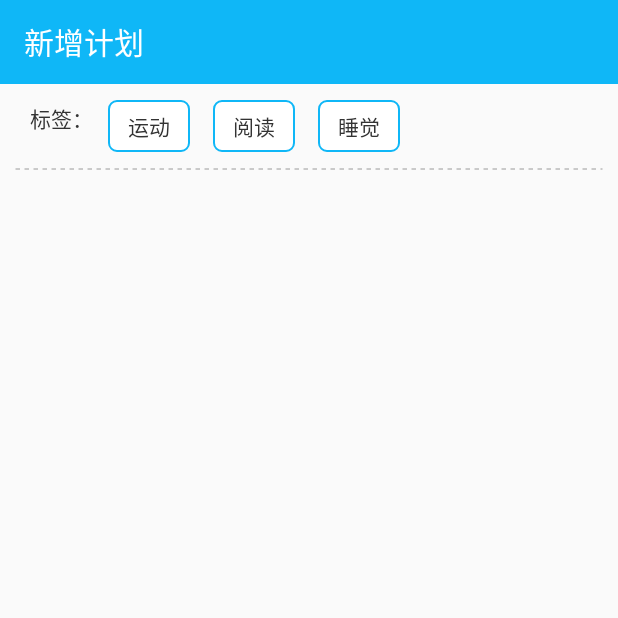
After one commit to wobushixianyu/TimeCard, an Android app: the AddScheduleActivity screen opened directly, with no data from a screen before it, on a phone screen of 412 x 824 dp, the top half of it. The commit adds this screen. Run offline under Robolectric (Android 15) with nearby library versions, the phone set to English and light mode, and no system bars; our stand-ins replace ButterKnife.

Commit message:
新增添加日程的界面

```diff
--- a/app/src/main/java/com/david/timecard/MainActivity.java
+++ b/app/src/main/java/com/david/timecard/MainActivity.java
@@ -1,5 +1,6 @@
 package com.david.timecard;
 
+import android.content.Intent;
 import android.os.Bundle;
 import android.support.annotation.NonNull;
 import android.support.design.widget.BottomNavigationView;
@@ -7,6 +8,7 @@ import android.support.v4.app.FragmentManager;
 import android.support.v4.app.FragmentTransaction;
 import android.view.MenuItem;
 
+import com.david.timecard.activity.AddScheduleActivity;
 import com.david.timecard.fragment.ScheduleFragment;
 
 import butterknife.BindView;
@@ -59,6 +61,8 @@ public class MainActivity extends BaseActivity implements BottomNavigationView.O
                 setFragment(PageType.schedule);
                 return true;
             case R.id.navigation_add:
+                Intent intent = new Intent(this, AddScheduleActivity.class);
+                startActivity(intent);
                 return true;
             case R.id.navigation_look:
                 return true;
--- /dev/null
+++ b/app/src/main/java/com/david/timecard/activity/AddScheduleActivity.java
@@ -0,0 +1,68 @@
+package com.david.timecard.activity;
+
+import android.content.res.ColorStateList;
+import android.graphics.Bitmap;
+import android.graphics.drawable.BitmapDrawable;
+import android.os.Bundle;
+import android.support.annotation.NonNull;
+import android.support.v7.widget.AppCompatTextView;
+import android.support.v7.widget.Toolbar;
+import android.view.Gravity;
+import android.widget.RadioButton;
+
+import com.david.timecard.BaseActivity;
+import com.david.timecard.R;
+import com.david.timecard.widget.FlowRadioGroup;
+
+import butterknife.BindView;
+import butterknife.ButterKnife;
+
+public class AddScheduleActivity extends BaseActivity {
+
+    @BindView(R.id.toolbar)
+    Toolbar mToolbar;
+    @BindView(R.id.add_flag)
+    AppCompatTextView mAddFlag;
+    @BindView(R.id.flow_rgp)
+    FlowRadioGroup mFlowRgp;
+
+    @Override
+    protected void onCreate(Bundle savedInstanceState) {
+        super.onCreate(savedInstanceState);
+        setContentView(R.layout.activity_add_schedule);
+        ButterKnife.bind(this);
+        mToolbar.setTitle("新增计划");
+
+        initView();
+    }
+
+    private void initView() {
+        mFlowRgp.addView(getRadioButton("运动", 1));
+        mFlowRgp.addView(getRadioButton("阅读", 2));
+        mFlowRgp.addView(getRadioButton("睡觉", 3));
+    }
+
+    /**
+     * 动态生成radiobutton的一些属性的初始化操作
+     *
+     * @param name radiobutton的名称
+     * @param type   radiobutton的类型
+     * @return 一个实例化的radiobutton对象
+     */
+    @NonNull
+    private RadioButton getRadioButton(String name, int type) {
+        RadioButton rbt = new RadioButton(this);
+        rbt.setButtonDrawable(null);
+        rbt.setBackground(getDrawable(R.drawable.radio_button_selector_bg));
+        //设置radiobutton在不同的状态下文本的颜色，先获取自定义的颜色状态列表，
+        // 在res/color/button_text_color.xml下设置
+        ColorStateList stateList = getColorStateList(R.color.button_text_color);
+        rbt.setTextColor(stateList);
+        rbt.setPadding(20, 10, 20, 10);
+        rbt.setGravity(Gravity.CENTER);
+        rbt.setText(name);
+        rbt.setSingleLine();
+        rbt.setTag(type);
+        return rbt;
+    }
+}
--- a/app/src/main/java/com/david/timecard/adapter/ScheduleAdapter.java
+++ b/app/src/main/java/com/david/timecard/adapter/ScheduleAdapter.java
@@ -33,7 +33,7 @@ public class ScheduleAdapter extends BaseQuickAdapter<ScheduleBean, BaseViewHold
         helper.setText(R.id.tv_content, item.getTask());
         helper.setText(R.id.tv_time, item.getTime());
         Context context = helper.itemView.getContext();
-        /*switch (item.getType()) {
+        switch (item.getType()) {
             case 1:
                 if (readBookBg == null) {
                     readBookBg = context.getDrawable(R.drawable.read_book_bg);
@@ -66,7 +66,7 @@ public class ScheduleAdapter extends BaseQuickAdapter<ScheduleBean, BaseViewHold
                 break;
             default:
                 break;
-        }*/
+        }
 
         switch (item.getHintType()) {
             case 0:
--- /dev/null
+++ b/app/src/main/java/com/david/timecard/utils/TCUtils.java
@@ -0,0 +1,17 @@
+package com.david.timecard.utils;
+
+import android.content.Context;
+
+public class TCUtils {
+    //将dp转换为px
+    public static int dip2px(Context context, float dipValue) {
+        final float scale = context.getResources().getDisplayMetrics().density;
+        return (int) (dipValue * scale + 0.5f);
+    }
+
+    //将px转换为dp
+    public static int px2dip(Context context, float pxValue) {
+        final float scale = context.getResources().getDisplayMetrics().density;
+        return (int) (pxValue / scale + 0.5f);
+    }
+}
--- /dev/null
+++ b/app/src/main/java/com/david/timecard/widget/FlowRadioGroup.java
@@ -0,0 +1,80 @@
+package com.david.timecard.widget;
+
+import android.content.Context;
+import android.util.AttributeSet;
+import android.view.View;
+import android.widget.RadioGroup;
+import com.david.timecard.utils.TCUtils;
+
+/**
+ * 流式布局的RadioGroup
+ */
+public class FlowRadioGroup extends RadioGroup {
+    private Context mContext;
+
+    public FlowRadioGroup(Context context) {
+        super(context);
+        this.mContext = context;
+    }
+
+    public FlowRadioGroup(Context context, AttributeSet attrs) {
+        super(context, attrs);
+        this.mContext = context;
+    }
+
+    @Override
+    protected void onMeasure(int widthMeasureSpec, int heightMeasureSpec) {
+        int maxWidth = MeasureSpec.getSize(widthMeasureSpec);
+        int childCount = getChildCount();
+        int x = 0;
+        int y = 0;
+        int row = 0;
+
+        for (int index = 0; index < childCount; index++) {
+            final View child = getChildAt(index);
+            if (child.getVisibility() != View.GONE) {
+                child.measure(MeasureSpec.UNSPECIFIED, MeasureSpec.UNSPECIFIED);
+                // 此处增加onlayout中的换行判断，用于计算所需的高度
+                int width = child.getMeasuredWidth();
+                int height = child.getMeasuredHeight() + TCUtils.dip2px(mContext, 5);
+                x += width + TCUtils.dip2px(mContext, 15);
+                y = row * height + height;
+                if (x > maxWidth) {
+                    x = width + TCUtils.dip2px(mContext, 15);
+                    row++;
+                    y = row * height + height;
+                }
+            }
+        }
+        // 设置容器所需的宽度和高度
+        setMeasuredDimension(maxWidth, y + TCUtils.dip2px(mContext, 5));
+    }
+
+    @Override
+    protected void onLayout(boolean changed, int l, int t, int r, int b) {
+        final int childCount = getChildCount();
+        int maxWidth = r - l;
+        int x = 0;
+        int y = 0;
+        int row = 0;
+        for (int i = 0; i < childCount; i++) {
+            final View child = this.getChildAt(i);
+            if (child.getVisibility() != View.GONE) {
+                int width = child.getMeasuredWidth();
+                int height = child.getMeasuredHeight() + TCUtils.dip2px(mContext, 5);//设置每个radiobutton的上下间隔5dp
+                x += width + TCUtils.dip2px(mContext, 15);//设置每个radiobutton的左右间隔15dp
+                y = row * height + height;
+                if (x > maxWidth) {
+                    x = width + TCUtils.dip2px(mContext, 15);//设置每个radiobutton的左右间隔15dp
+                    row++;
+                    y = row * height + height;
+                }
+                //设置每个radiobutton的位置
+                child.layout(x - width - TCUtils.dip2px(mContext, 15),
+                        y - height + TCUtils.dip2px(mContext, 5),
+                        x - TCUtils.dip2px(mContext, 15),
+                        y);
+            }
+        }
+    }
+}
--- /dev/null
+++ b/app/src/main/res/color/button_text_color.xml
@@ -0,0 +1,9 @@
+<?xml version="1.0" encoding="utf-8"?>
+<selector xmlns:android="http://schemas.android.com/apk/res/android">
+    <item android:state_checked="true"
+        android:color="@android:color/white"
+        />
+    <item android:state_checked="false"
+        android:color="@color/default_text_color"
+        />
+</selector>
--- /dev/null
+++ b/app/src/main/res/drawable/dashed_line.xml
@@ -0,0 +1,10 @@
+<?xml version="1.0" encoding="utf-8"?>
+<shape xmlns:android="http://schemas.android.com/apk/res/android"
+    android:shape="line">
+
+    <stroke
+        android:width="0.5dp"
+        android:color="@color/text_gray"
+        android:dashGap="3dp"
+        android:dashWidth="3dp" />
+</shape>
--- a/app/src/main/res/drawable/ic_read_book.xml
+++ b/app/src/main/res/drawable/ic_read_book.xml
@@ -1,4 +1,8 @@
 <vector android:height="24dp" android:viewportHeight="1024"
     android:viewportWidth="1024" android:width="24dp" xmlns:android="http://schemas.android.com/apk/res/android">
-    <path android:fillColor="#0fb7f7" android:pathData="M930.83,223.51l-69.59,0 0,-20.09 -23.64,-9.43c-4.74,-1.9 -117.24,-46.34 -215.68,-46.34 -46.08,0 -82.94,9.64 -110.15,28.76 -27.22,-19.12 -64.06,-28.76 -110.14,-28.76 -98.42,0 -210.95,44.44 -215.69,46.34l-23.63,9.43 0,20.09 -67.93,0c-15.43,0 -27.94,12.72 -27.94,28.4l0,523.41c0,15.68 12.51,28.45 27.94,28.45l836.45,0c15.43,0 27.93,-12.77 27.93,-28.45L958.76,251.91C958.76,236.22 946.25,223.51 930.83,223.51L930.83,223.51zM530.4,209.72c23.31,-17.69 56.12,-24.2 91.52,-24.2 92.5,0 202.07,43.73 202.07,43.73L823.99,644.66c-57.7,-20.09 -210.92,-65.61 -293.59,-16.55L530.4,209.72 530.4,209.72zM781.78,670.54 L536.22,670.54C584.13,624.31 702.78,646.56 781.78,670.54L781.78,670.54zM199.54,229.25c0,0 109.57,-43.73 202.08,-43.73 35.38,0 68.21,6.51 91.51,24.2l0,418.38c-82.69,-49.05 -235.88,-3.54 -293.59,16.55L199.54,229.25 199.54,229.25zM487.31,670.54l-245.63,0C320.67,646.5 439.37,624.25 487.31,670.54L487.31,670.54zM902.87,746.92 L122.31,746.92 122.31,280.3l39.99,0 0,428.12 698.93,0L861.23,280.3l41.63,0 0,466.62L902.87,746.92 902.87,746.92z"/>
+    <path android:fillColor="#0fb7f7" android:pathData="M936.11,3.07 L88.23,3.07c-37.08,0 -84.81,38.83 -84.81,76.28L3.42,952.69c0,37.46 30.07,67.84 67.14,67.84l883.2,0c37.09,0 67.14,-30.38 67.14,-67.84L1020.91,79.35C1020.91,41.9 973.19,3.07 936.11,3.07zM503.72,759.46l0,23.24c0,14.27 -11.08,25.84 -24.77,25.84L321.43,808.55c-105.38,0 -190.8,-89.08 -190.8,-198.94 0,-109.89 85.42,-198.97 190.8,-198.97l75.75,0c6.7,0 12.15,-5.56 12.37,-12.51l0,-22.37 0,-73.32c0,-7.14 5.54,-12.94 12.39,-12.94l69.38,0c6.84,0 12.4,5.8 12.4,12.94l0,35.36c0,0.27 0.01,0.52 0.01,0.81L503.72,759.46zM891.52,556.62l0,226.08c0,14.27 -11.09,25.84 -24.78,25.84l-86.74,0L677.16,808.55c-68.42,0 -123.88,-57.85 -123.88,-129.19L553.28,556.62l0,-71.06c0,-7.14 5.54,-12.93 12.39,-12.93l69.38,0c6.84,0 12.4,5.79 12.4,12.93l0,71.06 0,101.2c0,29.01 22.56,52.53 50.4,52.53l49.11,0 38.02,0c6.84,0 12.38,-5.77 12.38,-12.91L797.35,556.62l0,-71.06c0,-7.14 5.54,-12.93 12.39,-12.93l69.39,0c6.84,0 12.38,5.79 12.38,12.93L891.52,556.62zM881.2,337.06 L629.72,407.34c-32.15,8.99 -65.2,-10.92 -73.81,-44.45 -8.6,-33.52 10.47,-67.98 42.62,-76.97l251.48,-70.28c9,-2.5 18.25,3.06 20.66,12.45 2.41,9.4 -2.92,19.04 -11.93,21.56l5.32,20.71 8.41,32.73c8.99,-2.53 18.25,3.04 20.67,12.42C895.55,324.91 890.2,334.55 881.2,337.06z"/>
+    <path android:fillColor="#0fb7f7" android:pathData="M397.17,508.81l-75.75,0c-53.37,0 -96.64,45.13 -96.64,100.8 0,55.63 43.27,100.75 96.64,100.75l75.75,0c6.84,0 12.39,-5.77 12.39,-12.91L409.56,521.74C409.56,514.61 404.02,508.81 397.17,508.81z"/>
+    <path android:fillColor="#0fb7f7" android:pathData="M607.15,319.94c-14.08,3.93 -22.43,19.1 -18.66,33.85 3.8,14.75 18.31,23.52 32.38,19.58l251.6,-70.29 -8.41,-32.73 -5.33,-20.71L607.15,319.94z"/>
+    <path android:fillColor="#0fb7f7" android:pathData="M858.74,249.64 L850.01,215.64 858.74,249.65Z"/>
+    <path android:fillColor="#0fb7f7" android:pathData="M872.47,303.08 L881.2,337.06 872.48,303.08Z"/>
 </vector>
--- /dev/null
+++ b/app/src/main/res/drawable/radio_button_selector_bg.xml
@@ -0,0 +1,5 @@
+<?xml version="1.0" encoding="utf-8"?>
+<selector xmlns:android="http://schemas.android.com/apk/res/android">
+    <item android:drawable="@drawable/radius_rectangle_accent_bg" android:state_checked="true" />
+    <item android:drawable="@drawable/radius_rectangle_bg" android:state_checked="false" />
+</selector>
--- /dev/null
+++ b/app/src/main/res/drawable/radius_rectangle_accent_bg.xml
@@ -0,0 +1,7 @@
+<?xml version="1.0" encoding="utf-8"?>
+<shape xmlns:android="http://schemas.android.com/apk/res/android"
+    android:shape="rectangle">
+
+    <corners android:radius="5dp" />
+    <solid android:color="@color/accent_color" />
+</shape>
--- /dev/null
+++ b/app/src/main/res/drawable/radius_rectangle_bg.xml
@@ -0,0 +1,11 @@
+<?xml version="1.0" encoding="utf-8"?>
+<shape xmlns:android="http://schemas.android.com/apk/res/android"
+    android:shape="rectangle">
+
+    <corners android:radius="5dp" />
+    <solid android:color="@android:color/white" />
+    <stroke
+        android:width="1dp"
+        android:color="@color/accent_color"
+        />
+</shape>
--- /dev/null
+++ b/app/src/main/res/layout/activity_add_schedule.xml
@@ -0,0 +1,49 @@
+<?xml version="1.0" encoding="utf-8"?>
+<LinearLayout xmlns:android="http://schemas.android.com/apk/res/android"
+    xmlns:tools="http://schemas.android.com/tools"
+    android:layout_width="match_parent"
+    android:layout_height="match_parent"
+    android:orientation="vertical"
+    tools:context=".activity.AddScheduleActivity">
+
+    <include layout="@layout/toolbar_layout"/>
+
+    <LinearLayout
+        android:layout_width="match_parent"
+        android:layout_height="wrap_content"
+        android:orientation="horizontal"
+        android:layout_marginStart="10dp"
+        android:layout_marginEnd="10dp"
+        >
+        <android.support.v7.widget.AppCompatTextView
+            android:id="@+id/add_flag"
+            android:layout_width="wrap_content"
+            android:layout_height="45dp"
+            android:gravity="center_vertical"
+            android:paddingStart="10dp"
+            android:paddingEnd="10dp"
+            android:text="标签："
+            android:textColor="@color/default_text_color"
+            />
+
+        <com.david.timecard.widget.FlowRadioGroup
+            android:id="@+id/flow_rgp"
+            android:layout_width="match_parent"
+            android:layout_height="wrap_content"
+            android:layout_marginTop="5dp"
+            android:layout_marginEnd="10dp"
+            android:orientation="horizontal"
+            />
+    </LinearLayout>
+
+    <View
+        android:layout_width="match_parent"
+        android:layout_height="1dp"
+        android:layout_marginStart="10dp"
+        android:layout_marginEnd="10dp"
+        android:layout_marginTop="5dp"
+        android:layout_marginBottom="5dp"
+        android:background="@drawable/dashed_line"
+        />
+
+</LinearLayout>
```
Also changed, not shown: app/src/main/AndroidManifest.xml (+7 -1 lines), app/src/main/res/drawable/ic_sport.xml (+3 -2 lines), app/src/main/res/layout/item_timecard_list.xml (+14 -21 lines), app/src/main/res/drawable/read_book_bg.jpg, app/src/main/res/drawable/sport_bg.jpg.
